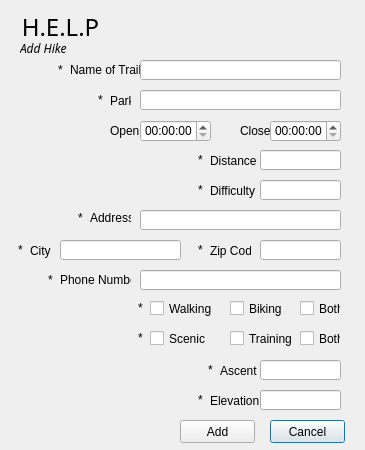
Old version of the form build-groupG-Desktop_Qt_5_15_1_MinGW_64_bit-Debug/groupG/addhikes.ui in the repository vuandy50/GROUP_G.
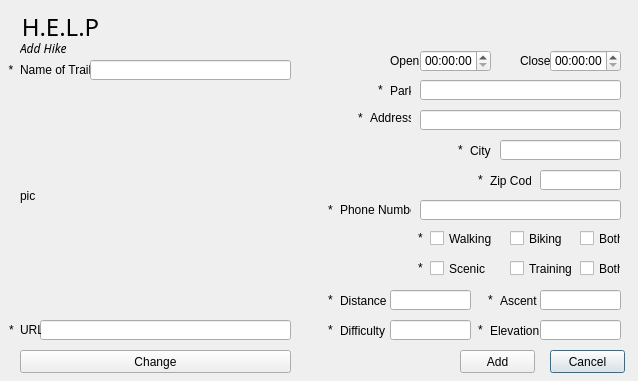
New version of the form.

Patch:
```diff
--- a/build-groupG-Desktop_Qt_5_15_1_MinGW_64_bit-Debug/groupG/addhikes.ui
+++ b/build-groupG-Desktop_Qt_5_15_1_MinGW_64_bit-Debug/groupG/addhikes.ui
@@ -6,8 +6,8 @@
    <rect>
     <x>0</x>
     <y>0</y>
-    <width>365</width>
-    <height>450</height>
+    <width>638</width>
+    <height>381</height>
    </rect>
   </property>
   <property name="windowTitle">
@@ -16,8 +16,8 @@
   <widget class="QCheckBox" name="both2">
    <property name="geometry">
     <rect>
-     <x>300</x>
-     <y>330</y>
+     <x>580</x>
+     <y>260</y>
      <width>41</width>
      <height>17</height>
     </rect>
@@ -29,7 +29,7 @@
   <widget class="QLabel" name="errorMesg">
    <property name="geometry">
     <rect>
-     <x>140</x>
+     <x>410</x>
      <y>20</y>
      <width>211</width>
      <height>16</height>
@@ -45,8 +45,8 @@
   <widget class="QLineEdit" name="ascent">
    <property name="geometry">
     <rect>
-     <x>260</x>
-     <y>360</y>
+     <x>540</x>
+     <y>290</y>
      <width>81</width>
      <height>20</height>
     </rect>
@@ -55,8 +55,8 @@
   <widget class="QLineEdit" name="distance">
    <property name="geometry">
     <rect>
-     <x>260</x>
-     <y>150</y>
+     <x>390</x>
+     <y>290</y>
      <width>81</width>
      <height>20</height>
     </rect>
@@ -94,8 +94,8 @@
   <widget class="QCheckBox" name="walking">
    <property name="geometry">
     <rect>
-     <x>150</x>
-     <y>300</y>
+     <x>430</x>
+     <y>230</y>
      <width>70</width>
      <height>17</height>
     </rect>
@@ -107,8 +107,8 @@
   <widget class="QPushButton" name="pushButton_2">
    <property name="geometry">
     <rect>
-     <x>270</x>
-     <y>420</y>
+     <x>550</x>
+     <y>350</y>
      <width>75</width>
      <height>23</height>
     </rect>
@@ -120,8 +120,8 @@
   <widget class="QLabel" name="label_10">
    <property name="geometry">
     <rect>
-     <x>60</x>
-     <y>270</y>
+     <x>340</x>
+     <y>200</y>
      <width>71</width>
      <height>20</height>
     </rect>
@@ -133,8 +133,8 @@
   <widget class="QCheckBox" name="both1">
    <property name="geometry">
     <rect>
-     <x>300</x>
-     <y>300</y>
+     <x>580</x>
+     <y>230</y>
      <width>41</width>
      <height>17</height>
     </rect>
@@ -146,8 +146,8 @@
   <widget class="QLineEdit" name="address">
    <property name="geometry">
     <rect>
-     <x>140</x>
-     <y>210</y>
+     <x>420</x>
+     <y>110</y>
      <width>201</width>
      <height>20</height>
     </rect>
@@ -156,8 +156,8 @@
   <widget class="QLabel" name="label_2">
    <property name="geometry">
     <rect>
-     <x>110</x>
-     <y>90</y>
+     <x>390</x>
+     <y>80</y>
      <width>21</width>
      <height>21</height>
     </rect>
@@ -169,8 +169,8 @@
   <widget class="QLineEdit" name="park">
    <property name="geometry">
     <rect>
-     <x>140</x>
-     <y>90</y>
+     <x>420</x>
+     <y>80</y>
      <width>201</width>
      <height>20</height>
     </rect>
@@ -179,8 +179,8 @@
   <widget class="QLabel" name="label_3">
    <property name="geometry">
     <rect>
-     <x>240</x>
-     <y>120</y>
+     <x>520</x>
+     <y>50</y>
      <width>31</width>
      <height>21</height>
     </rect>
@@ -192,8 +192,8 @@
   <widget class="QTimeEdit" name="openTime">
    <property name="geometry">
     <rect>
-     <x>140</x>
-     <y>120</y>
+     <x>420</x>
+     <y>50</y>
      <width>71</width>
      <height>22</height>
     </rect>
@@ -202,8 +202,8 @@
   <widget class="QLabel" name="label_4">
    <property name="geometry">
     <rect>
-     <x>110</x>
-     <y>120</y>
+     <x>390</x>
+     <y>50</y>
      <width>31</width>
      <height>21</height>
     </rect>
@@ -215,8 +215,8 @@
   <widget class="QCheckBox" name="scenic">
    <property name="geometry">
     <rect>
-     <x>150</x>
-     <y>330</y>
+     <x>430</x>
+     <y>260</y>
      <width>70</width>
      <height>17</height>
     </rect>
@@ -228,8 +228,8 @@
   <widget class="QLabel" name="label_8">
    <property name="geometry">
     <rect>
-     <x>30</x>
-     <y>240</y>
+     <x>470</x>
+     <y>140</y>
      <width>21</width>
      <height>21</height>
     </rect>
@@ -241,7 +241,7 @@
   <widget class="QLabel" name="label">
    <property name="geometry">
     <rect>
-     <x>70</x>
+     <x>20</x>
      <y>60</y>
      <width>71</width>
      <height>20</height>
@@ -254,8 +254,8 @@
   <widget class="QLineEdit" name="difficulty">
    <property name="geometry">
     <rect>
-     <x>260</x>
-     <y>180</y>
+     <x>390</x>
+     <y>320</y>
      <width>81</width>
      <height>20</height>
     </rect>
@@ -264,8 +264,8 @@
   <widget class="QLabel" name="label_7">
    <property name="geometry">
     <rect>
-     <x>90</x>
-     <y>210</y>
+     <x>370</x>
+     <y>110</y>
      <width>41</width>
      <height>16</height>
     </rect>
@@ -277,8 +277,8 @@
   <widget class="QCheckBox" name="training">
    <property name="geometry">
     <rect>
-     <x>230</x>
-     <y>330</y>
+     <x>510</x>
+     <y>260</y>
      <width>70</width>
      <height>17</height>
     </rect>
@@ -290,8 +290,8 @@
   <widget class="QTimeEdit" name="closeTime">
    <property name="geometry">
     <rect>
-     <x>270</x>
-     <y>120</y>
+     <x>550</x>
+     <y>50</y>
      <width>71</width>
      <height>22</height>
     </rect>
@@ -300,8 +300,8 @@
   <widget class="QLineEdit" name="city">
    <property name="geometry">
     <rect>
-     <x>60</x>
-     <y>240</y>
+     <x>500</x>
+     <y>140</y>
      <width>121</width>
      <height>20</height>
     </rect>
@@ -310,8 +310,8 @@
   <widget class="QLabel" name="label_9">
    <property name="geometry">
     <rect>
-     <x>210</x>
-     <y>240</y>
+     <x>490</x>
+     <y>170</y>
      <width>41</width>
      <height>21</height>
     </rect>
@@ -323,8 +323,8 @@
   <widget class="QCheckBox" name="biking">
    <property name="geometry">
     <rect>
-     <x>230</x>
-     <y>300</y>
+     <x>510</x>
+     <y>230</y>
      <width>70</width>
      <height>17</height>
     </rect>
@@ -336,8 +336,8 @@
   <widget class="QLabel" name="label_13">
    <property name="geometry">
     <rect>
-     <x>210</x>
-     <y>390</y>
+     <x>490</x>
+     <y>320</y>
      <width>51</width>
      <height>21</height>
     </rect>
@@ -349,8 +349,8 @@
   <widget class="QLineEdit" name="phoneNum">
    <property name="geometry">
     <rect>
-     <x>140</x>
-     <y>270</y>
+     <x>420</x>
+     <y>200</y>
      <width>201</width>
      <height>20</height>
     </rect>
@@ -378,8 +378,8 @@
   <widget class="QLabel" name="label_12">
    <property name="geometry">
     <rect>
-     <x>220</x>
-     <y>360</y>
+     <x>500</x>
+     <y>290</y>
      <width>41</width>
      <height>21</height>
     </rect>
@@ -391,8 +391,8 @@
   <widget class="QPushButton" name="add">
    <property name="geometry">
     <rect>
-     <x>180</x>
-     <y>420</y>
+     <x>460</x>
+     <y>350</y>
      <width>75</width>
      <height>23</height>
     </rect>
@@ -404,7 +404,7 @@
   <widget class="QLineEdit" name="name">
    <property name="geometry">
     <rect>
-     <x>140</x>
+     <x>90</x>
      <y>60</y>
      <width>201</width>
      <height>20</height>
@@ -414,8 +414,8 @@
   <widget class="QLineEdit" name="zipcode">
    <property name="geometry">
     <rect>
-     <x>260</x>
-     <y>240</y>
+     <x>540</x>
+     <y>170</y>
      <width>81</width>
      <height>20</height>
     </rect>
@@ -424,8 +424,8 @@
   <widget class="QLabel" name="label_5">
    <property name="geometry">
     <rect>
-     <x>210</x>
-     <y>150</y>
+     <x>340</x>
+     <y>290</y>
      <width>47</width>
      <height>21</height>
     </rect>
@@ -437,8 +437,8 @@
   <widget class="QLabel" name="label_6">
    <property name="geometry">
     <rect>
-     <x>210</x>
-     <y>180</y>
+     <x>340</x>
+     <y>320</y>
      <width>47</width>
      <height>21</height>
     </rect>
@@ -450,8 +450,8 @@
   <widget class="QLineEdit" name="elevation">
    <property name="geometry">
     <rect>
-     <x>260</x>
-     <y>390</y>
+     <x>540</x>
+     <y>320</y>
      <width>81</width>
      <height>20</height>
     </rect>
@@ -460,9 +460,9 @@
   <widget class="QLabel" name="errorName">
    <property name="geometry">
     <rect>
-     <x>50</x>
+     <x>1</x>
      <y>60</y>
-     <width>21</width>
+     <width>20</width>
      <height>20</height>
     </rect>
    </property>
@@ -476,8 +476,8 @@
   <widget class="QLabel" name="errorPark">
    <property name="geometry">
     <rect>
-     <x>90</x>
-     <y>90</y>
+     <x>370</x>
+     <y>80</y>
      <width>21</width>
      <height>20</height>
     </rect>
@@ -492,8 +492,8 @@
   <widget class="QLabel" name="errorDis">
    <property name="geometry">
     <rect>
-     <x>190</x>
-     <y>150</y>
+     <x>320</x>
+     <y>290</y>
      <width>21</width>
      <height>20</height>
     </rect>
@@ -508,8 +508,8 @@
   <widget class="QLabel" name="errorDiff">
    <property name="geometry">
     <rect>
-     <x>190</x>
-     <y>180</y>
+     <x>320</x>
+     <y>320</y>
      <width>21</width>
      <height>20</height>
     </rect>
@@ -524,8 +524,8 @@
   <widget class="QLabel" name="errorAdd">
    <property name="geometry">
     <rect>
-     <x>70</x>
-     <y>210</y>
+     <x>350</x>
+     <y>110</y>
      <width>21</width>
      <height>16</height>
     </rect>
@@ -540,8 +540,8 @@
   <widget class="QLabel" name="errorCity">
    <property name="geometry">
     <rect>
-     <x>10</x>
-     <y>240</y>
+     <x>450</x>
+     <y>140</y>
      <width>21</width>
      <height>20</height>
     </rect>
@@ -556,8 +556,8 @@
   <widget class="QLabel" name="errorZip">
    <property name="geometry">
     <rect>
-     <x>190</x>
-     <y>240</y>
+     <x>470</x>
+     <y>170</y>
      <width>21</width>
      <height>20</height>
     </rect>
@@ -572,8 +572,8 @@
   <widget class="QLabel" name="errorPhone">
    <property name="geometry">
     <rect>
-     <x>40</x>
-     <y>270</y>
+     <x>320</x>
+     <y>200</y>
      <width>21</width>
      <height>20</height>
     </rect>
@@ -588,8 +588,8 @@
   <widget class="QLabel" name="errorWB">
    <property name="geometry">
     <rect>
-     <x>130</x>
-     <y>300</y>
+     <x>410</x>
+     <y>230</y>
      <width>21</width>
      <height>16</height>
     </rect>
@@ -604,8 +604,8 @@
   <widget class="QLabel" name="errorType">
    <property name="geometry">
     <rect>
-     <x>130</x>
-     <y>330</y>
+     <x>410</x>
+     <y>260</y>
      <width>21</width>
      <height>16</height>
     </rect>
@@ -620,8 +620,8 @@
   <widget class="QLabel" name="errorAsc">
    <property name="geometry">
     <rect>
-     <x>200</x>
-     <y>360</y>
+     <x>480</x>
+     <y>290</y>
      <width>21</width>
      <height>20</height>
     </rect>
@@ -636,8 +636,73 @@
   <widget class="QLabel" name="errorElev">
    <property name="geometry">
     <rect>
-     <x>190</x>
-     <y>390</y>
+     <x>470</x>
+     <y>320</y>
+     <width>21</width>
+     <height>20</height>
+    </rect>
+   </property>
+   <property name="text">
+    <string>*</string>
+   </property>
+   <property name="alignment">
+    <set>Qt::AlignCenter</set>
+   </property>
+  </widget>
+  <widget class="QLabel" name="pic">
+   <property name="geometry">
+    <rect>
+     <x>20</x>
+     <y>90</y>
+     <width>271</width>
+     <height>211</height>
+    </rect>
+   </property>
+   <property name="text">
+    <string>pic</string>
+   </property>
+  </widget>
+  <widget class="QLineEdit" name="url">
+   <property name="geometry">
+    <rect>
+     <x>40</x>
+     <y>320</y>
+     <width>251</width>
+     <height>20</height>
+    </rect>
+   </property>
+  </widget>
+  <widget class="QLabel" name="label_14">
+   <property name="geometry">
+    <rect>
+     <x>20</x>
+     <y>320</y>
+     <width>21</width>
+     <height>20</height>
+    </rect>
+   </property>
+   <property name="text">
+    <string>URL</string>
+   </property>
+  </widget>
+  <widget class="QPushButton" name="changePic">
+   <property name="geometry">
+    <rect>
+     <x>20</x>
+     <y>350</y>
+     <width>271</width>
+     <height>23</height>
+    </rect>
+   </property>
+   <property name="text">
+    <string>Change</string>
+   </property>
+  </widget>
+  <widget class="QLabel" name="errorURL">
+   <property name="geometry">
+    <rect>
+     <x>1</x>
+     <y>320</y>
      <width>21</width>
      <height>20</height>
     </rect>
```
